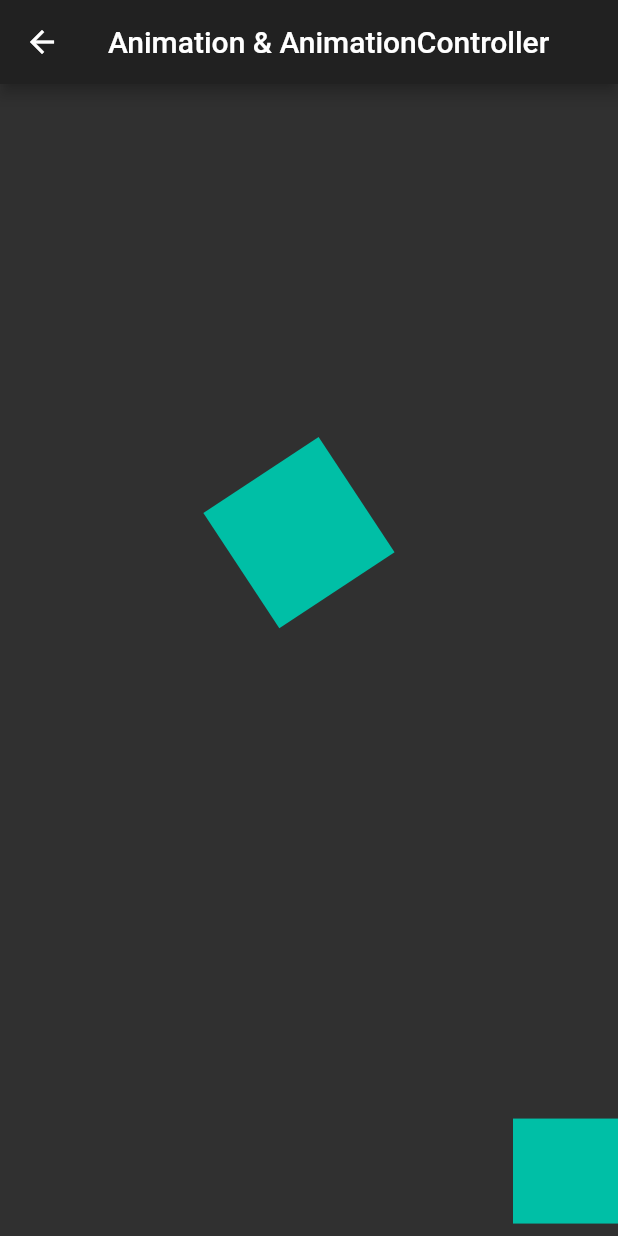
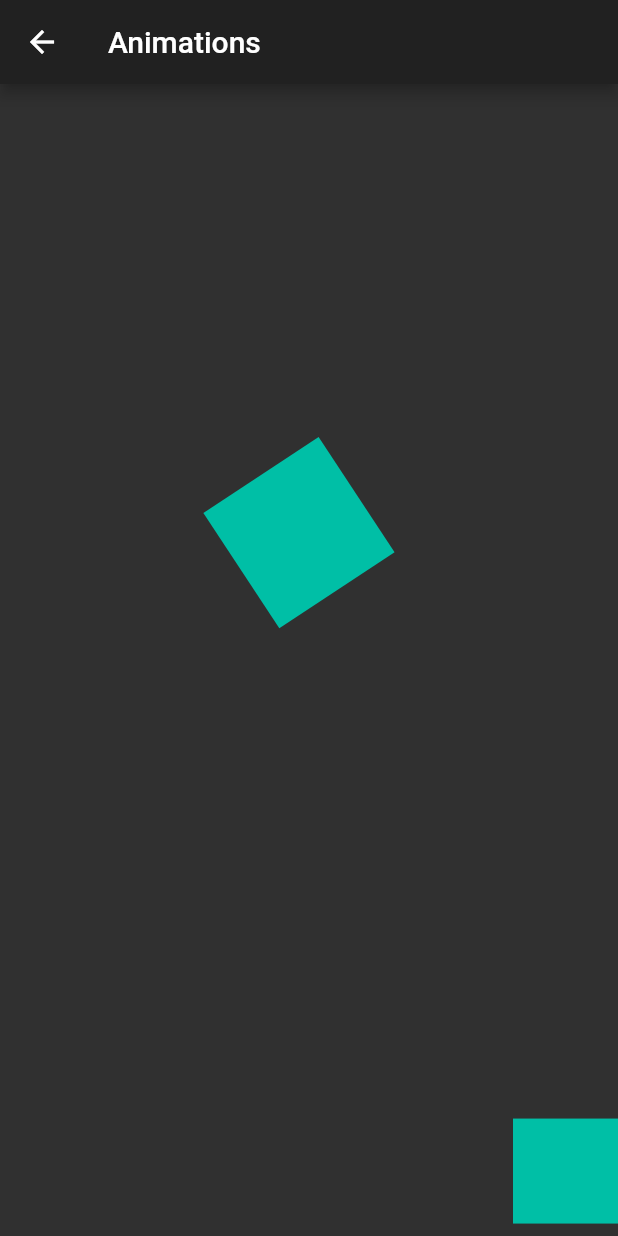
Before and after one commit to fabirt/flutter-design-practice, a Flutter app: the AnimationsPage screen opened directly, on a phone screen of 412 x 824 dp. Run offline on Flutter 3.47's test engine with Material 2 defaults, Android fonts, the phone set to English and light mode, and no system bars; our stand-ins replace animate_do, flutter_svg, font_awesome_flutter.

```diff
--- a/lib/src/pages/animations_page.dart
+++ b/lib/src/pages/animations_page.dart
@@ -6,7 +6,7 @@ class AnimationsPage extends StatelessWidget {
   @override
   Widget build(BuildContext context) {
     return Scaffold(
-      appBar: AppBar(title: const Text('Animation & AnimationController')),
+      appBar: AppBar(title: const Text('Animations')),
       body: SafeArea(
         child: Stack(
           fit: StackFit.passthrough,
--- a/lib/src/routes/routes.dart
+++ b/lib/src/routes/routes.dart
@@ -26,7 +26,7 @@ final List<_Route> pageRoutes = <_Route>[
     page: HeadersPage(),
   ),
   _Route(
-    icon: FontAwesomeIcons.peopleCarry,
+    icon: FontAwesomeIcons.waveSquare,
     title: 'Animated Square',
     page: AnimationsPage(),
   ),
```
Also changed, not shown: 16 other files.
